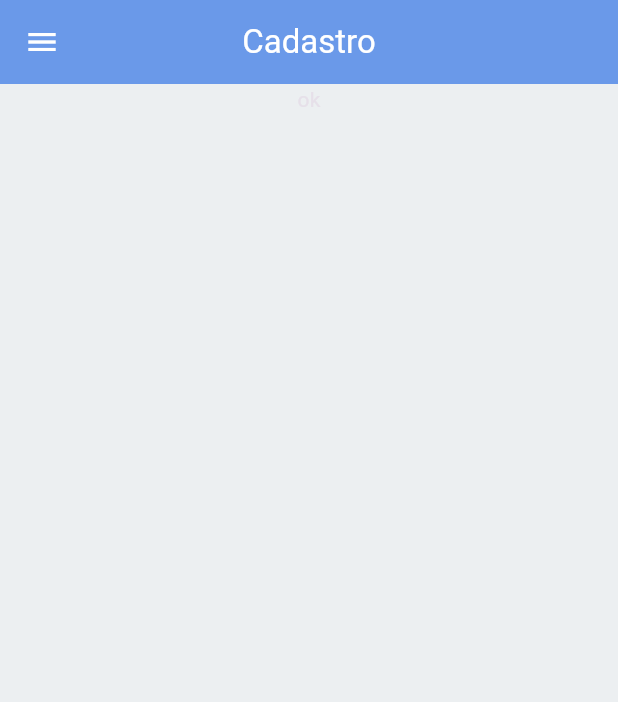
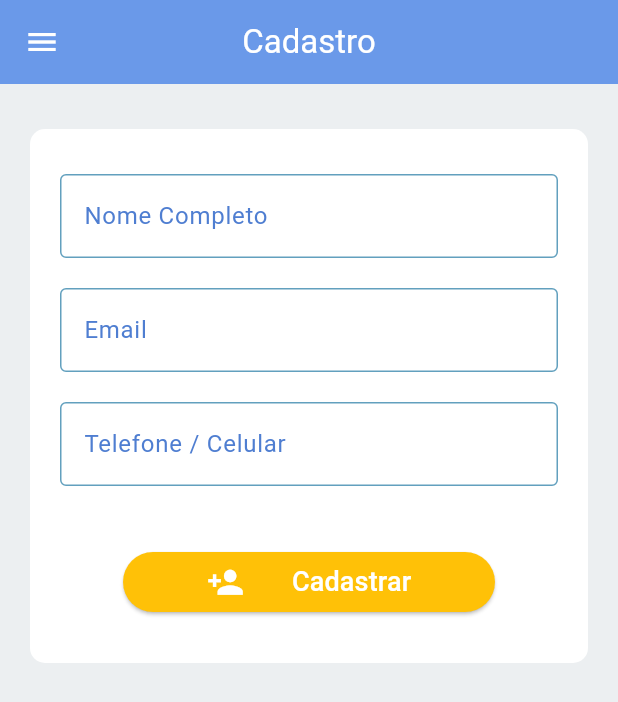
Before and after one commit to RafaelZapicoDev/agendaFlutter, a Flutter app: the screen it shows after launch, after a tap on "Cadastrar Contato", on a phone screen of 412 x 824 dp. Shown: the top 702 px of the screen. Run offline on Flutter 3.47's test engine with Material 3 defaults, Android fonts, the phone set to English and light mode, and no system bars.

Commit message:
começando cadastro

```diff
--- a/lib/View/cadastro.dart
+++ b/lib/View/cadastro.dart
@@ -1,4 +1,6 @@
 import 'package:flutter/material.dart';
+import 'package:recipes/Model/contato.dart';
+import 'package:recipes/View/busca.dart';
 import 'package:recipes/View/viewResources/barra_superior.dart';
 import 'package:recipes/View/viewResources/menu.dart';
 
@@ -10,6 +12,10 @@ class Cadastro extends StatefulWidget {
 }
 
 class CadastroState extends State<Cadastro> {
+  final nome = TextEditingController();
+  final email = TextEditingController();
+  final telefone = TextEditingController();
+
   @override
   Widget build(BuildContext context) {
     return Scaffold(
@@ -17,11 +23,91 @@ class CadastroState extends State<Cadastro> {
       drawer: const MenuDrawer(),
       body: SingleChildScrollView(
         child: Container(
-          padding: const EdgeInsets.only(bottom: 30),
+          padding: const EdgeInsets.symmetric(horizontal: 20, vertical: 30),
+          margin: const EdgeInsets.symmetric(horizontal: 20, vertical: 30),
+          decoration: BoxDecoration(
+              borderRadius: BorderRadius.circular(10), color: Colors.white),
           alignment: Alignment.center,
-          child: const Text("ok"),
+          child: Column(
+            mainAxisAlignment: MainAxisAlignment.spaceEvenly,
+            children: [
+              TextField(
+                controller: nome,
+                decoration: const InputDecoration(
+                    labelText: "Nome Completo",
+                    focusedBorder: OutlineInputBorder(
+                        borderSide: BorderSide(color: Colors.amber)),
+                    enabledBorder: OutlineInputBorder(
+                        borderSide: BorderSide(
+                            color: Color.fromARGB(255, 98, 160, 190))),
+                    labelStyle:
+                        TextStyle(color: Color.fromARGB(255, 79, 126, 209))),
+              ),
+              const Padding(padding: EdgeInsets.only(bottom: 20)),
+              TextField(
+                controller: email,
+                decoration: const InputDecoration(
+                    labelText: "Email",
+                    focusedBorder: OutlineInputBorder(
+                        borderSide: BorderSide(color: Colors.amber)),
+                    enabledBorder: OutlineInputBorder(
+                        borderSide: BorderSide(
+                            color: Color.fromARGB(255, 98, 160, 190))),
+                    labelStyle:
+                        TextStyle(color: Color.fromARGB(255, 79, 126, 209))),
+              ),
+              const Padding(padding: EdgeInsets.only(bottom: 20)),
+              TextField(
+                controller: telefone,
+                keyboardType: TextInputType.number,
+                decoration: const InputDecoration(
+                    labelText: "Telefone / Celular",
+                    focusedBorder: OutlineInputBorder(
+                        borderSide: BorderSide(color: Colors.amber)),
+                    enabledBorder: OutlineInputBorder(
+                        borderSide: BorderSide(
+                            color: Color.fromARGB(255, 98, 160, 190))),
+                    labelStyle:
+                        TextStyle(color: Color.fromARGB(255, 79, 126, 209))),
+              ),
+              const Padding(padding: EdgeInsets.only(bottom: 40)),
+              Builder(builder: (BuildContext context) {
+                return ElevatedButton(
+                    style:
+                        ElevatedButton.styleFrom(backgroundColor: Colors.amber),
+                    onPressed: () => {
+                          Navigator.push(
+                              context,
+                              MaterialPageRoute(
+                                  builder: (context) => const Busca()))
+                        },
+                    child: const SizedBox(
+                      width: 200,
+                      child: Row(
+                        mainAxisAlignment: MainAxisAlignment.spaceEvenly,
+                        children: [
+                          Icon(
+                            Icons.person_add,
+                            color: Colors.white,
+                            size: 25,
+                          ),
+                          Text(
+                            "Cadastrar",
+                            style: TextStyle(color: Colors.white, fontSize: 18),
+                          )
+                        ],
+                      ),
+                    ));
+              }),
+            ],
+          ),
         ),
       ),
     );
   }
 }
+
+void cadastrarContato(nome, email, telefone) {
+  Contato contato =
+      new Contato(nome: nome, email: telefone, telefone: telefone);
+}
--- a/lib/View/home.dart
+++ b/lib/View/home.dart
@@ -24,15 +24,10 @@ class HomeState extends State<Home> {
           child: Column(
         children: [
           Container(
-            color: const Color.fromARGB(255, 241, 208, 171),
             padding: const EdgeInsets.all(23),
             alignment: Alignment.center,
             child: Column(
               children: [
-                const Text(
-                  "Seja bem vindo",
-                  style: TextStyle(color: Colors.white, fontSize: 26),
-                ),
                 const Padding(padding: EdgeInsets.only(bottom: 15)),
                 Builder(builder: (BuildContext context) {
                   return ElevatedButton(
```
